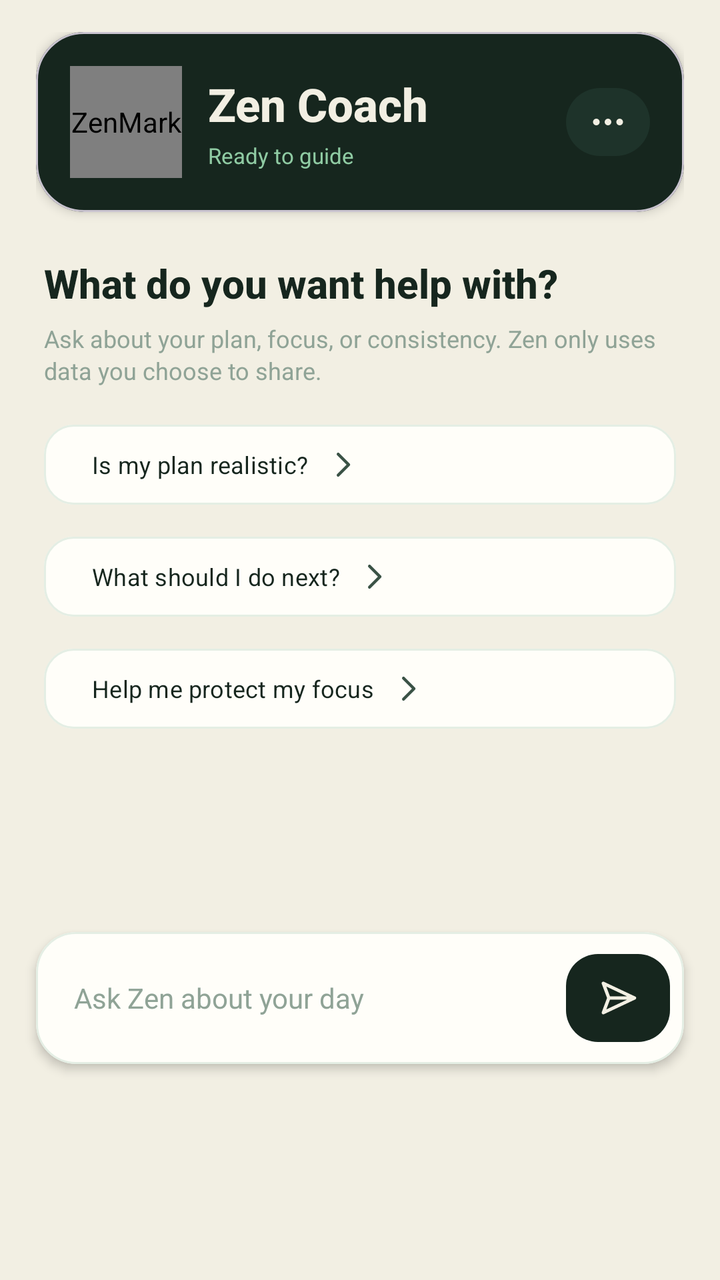
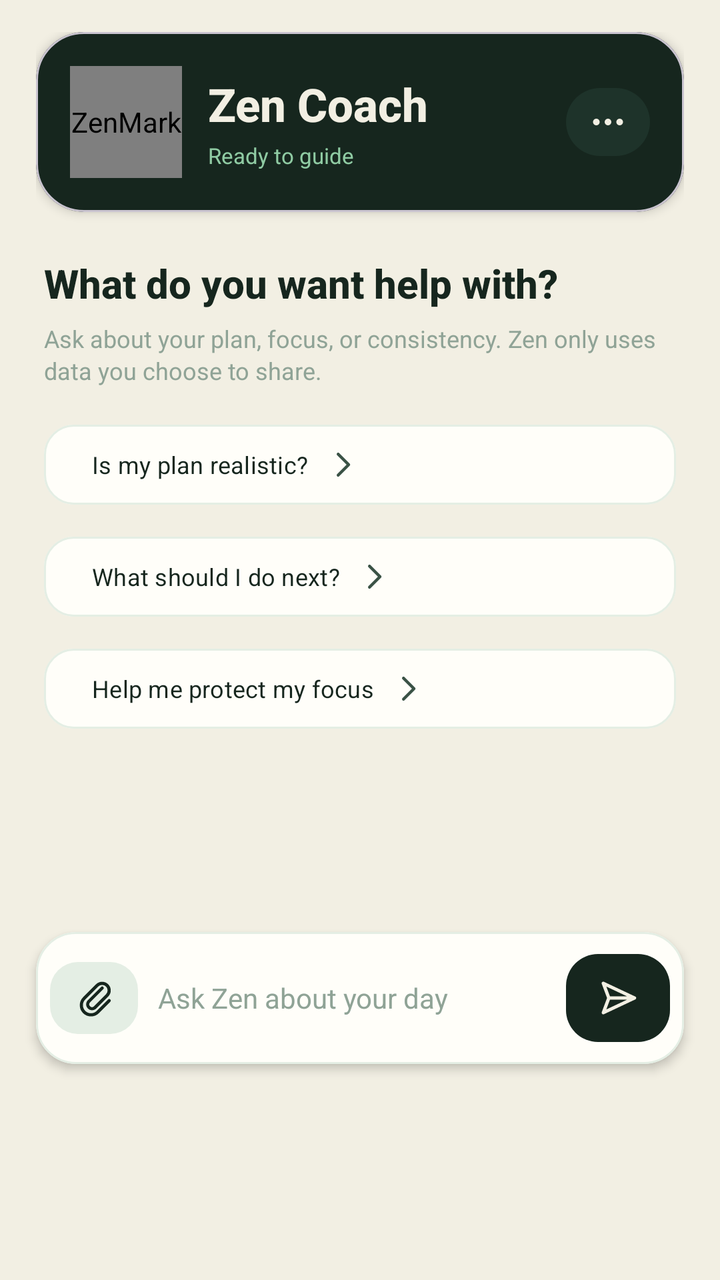

Before-and-after screenshots of an Android layout around one commit, followed by the original layout XML and the change that was made.
<!-- AndroidManifest.xml: application theme Theme.ZenMaestro -->
<!-- res/layout/fragment_coach.xml -->
<?xml version="1.0" encoding="utf-8"?>
<FrameLayout xmlns:android="http://schemas.android.com/apk/res/android"
    xmlns:app="http://schemas.android.com/apk/res-auto"
    android:layout_width="match_parent"
    android:layout_height="match_parent"
    android:background="@color/chalk_white">

    <LinearLayout
        android:layout_width="match_parent"
        android:layout_height="match_parent"
        android:layout_marginBottom="@dimen/bottom_navigation_height"
        android:orientation="vertical">

        <androidx.core.widget.NestedScrollView
            android:id="@+id/coachScroll"
            android:layout_width="match_parent"
            android:layout_height="0dp"
            android:layout_weight="1"
            android:clipToPadding="false"
            android:fillViewport="true"
            android:overScrollMode="never">

            <LinearLayout
                android:layout_width="match_parent"
                android:layout_height="wrap_content"
                android:orientation="vertical"
                android:paddingStart="18dp"
                android:paddingTop="16dp"
                android:paddingEnd="18dp"
                android:paddingBottom="18dp">

                <com.google.android.material.card.MaterialCardView
                    android:layout_width="match_parent"
                    android:layout_height="wrap_content"
                    app:cardBackgroundColor="@color/chalkboard"
                    app:cardCornerRadius="24dp"
                    app:cardElevation="3dp">

                    <LinearLayout
                        android:layout_width="match_parent"
                        android:layout_height="wrap_content"
                        android:gravity="center_vertical"
                        android:orientation="horizontal"
                        android:padding="17dp">

                        <com.zenmaestro.app.ZenMarkView
                            android:layout_width="56dp"
                            android:layout_height="56dp"
                            android:contentDescription="@string/zen_mark" />

                        <LinearLayout
                            android:layout_width="0dp"
                            android:layout_height="wrap_content"
                            android:layout_marginStart="13dp"
                            android:layout_weight="1"
                            android:orientation="vertical">

                            <TextView
                                android:layout_width="wrap_content"
                                android:layout_height="wrap_content"
                                android:fontFamily="sans-serif-medium"
                                android:text="@string/coach_title"
                                android:textColor="@color/chalk_white"
                                android:textSize="23sp"
                                android:textStyle="bold" />

                            <TextView
                                android:layout_width="wrap_content"
                                android:layout_height="wrap_content"
                                android:layout_marginTop="3dp"
                                android:text="@string/coach_ready"
                                android:textColor="@color/sage_green"
                                android:textSize="11sp" />
                        </LinearLayout>

                        <com.google.android.material.button.MaterialButton
                            android:id="@+id/coachMenuButton"
                            android:layout_width="42dp"
                            android:layout_height="42dp"
                            android:contentDescription="@string/coach_options"
                            android:minWidth="0dp"
                            android:text=""
                            app:backgroundTint="@color/chalkboard_light"
                            app:cornerRadius="21dp"
                            app:icon="@drawable/ic_more_horizontal"
                            app:iconGravity="textStart"
                            app:iconPadding="0dp"
                            app:iconSize="20dp"
                            app:iconTint="@color/chalk_white" />
                    </LinearLayout>
                </com.google.android.material.card.MaterialCardView>

                <LinearLayout
                    android:id="@+id/welcomeContainer"
                    android:layout_width="match_parent"
                    android:layout_height="wrap_content"
                    android:orientation="vertical"
                    android:paddingStart="4dp"
                    android:paddingTop="22dp"
                    android:paddingEnd="4dp">

                    <TextView
                        android:layout_width="wrap_content"
                        android:layout_height="wrap_content"
                        android:fontFamily="sans-serif-medium"
                        android:text="@string/coach_welcome_title"
                        android:textColor="@color/chalkboard"
                        android:textSize="20sp"
                        android:textStyle="bold" />

                    <TextView
                        android:layout_width="match_parent"
                        android:layout_height="wrap_content"
                        android:layout_marginTop="6dp"
                        android:lineSpacingExtra="2dp"
                        android:text="@string/coach_welcome_message"
                        android:textColor="@color/sage"
                        android:textSize="12sp" />

                    <com.google.android.material.button.MaterialButton
                        android:id="@+id/realisticPromptButton"
                        style="@style/Widget.Material3.Button.TonalButton"
                        android:layout_width="match_parent"
                        android:layout_height="48dp"
                        android:layout_marginTop="15dp"
                        android:gravity="center_vertical|start"
                        android:text="@string/prompt_realistic"
                        android:textAllCaps="false"
                        android:textColor="@color/chalkboard"
                        android:textSize="12sp"
                        app:backgroundTint="@color/paper_white"
                        app:cornerRadius="15dp"
                        app:icon="@drawable/ic_chevron_right"
                        app:iconGravity="textEnd"
                        app:iconTint="@color/chalk_line"
                        app:strokeColor="@color/sage_tint"
                        app:strokeWidth="1dp" />

                    <com.google.android.material.button.MaterialButton
                        android:id="@+id/nextPromptButton"
                        style="@style/Widget.Material3.Button.TonalButton"
                        android:layout_width="match_parent"
                        android:layout_height="48dp"
                        android:layout_marginTop="8dp"
                        android:gravity="center_vertical|start"
                        android:text="@string/prompt_next"
                        android:textAllCaps="false"
                        android:textColor="@color/chalkboard"
                        android:textSize="12sp"
                        app:backgroundTint="@color/paper_white"
                        app:cornerRadius="15dp"
                        app:icon="@drawable/ic_chevron_right"
                        app:iconGravity="textEnd"
                        app:iconTint="@color/chalk_line"
                        app:strokeColor="@color/sage_tint"
                        app:strokeWidth="1dp" />

                    <com.google.android.material.button.MaterialButton
                        android:id="@+id/focusPromptButton"
                        style="@style/Widget.Material3.Button.TonalButton"
                        android:layout_width="match_parent"
                        android:layout_height="48dp"
                        android:layout_marginTop="8dp"
                        android:gravity="center_vertical|start"
                        android:text="@string/prompt_focus"
                        android:textAllCaps="false"
                        android:textColor="@color/chalkboard"
                        android:textSize="12sp"
                        app:backgroundTint="@color/paper_white"
                        app:cornerRadius="15dp"
                        app:icon="@drawable/ic_chevron_right"
                        app:iconGravity="textEnd"
                        app:iconTint="@color/chalk_line"
                        app:strokeColor="@color/sage_tint"
                        app:strokeWidth="1dp" />
                </LinearLayout>

                <TextView
                    android:id="@+id/coachOfflineBanner"
                    android:layout_width="match_parent"
                    android:layout_height="wrap_content"
                    android:layout_marginTop="14dp"
                    android:background="@color/sage_tint"
                    android:drawableStart="@drawable/ic_wifi_off"
                    android:drawablePadding="9dp"
                    android:gravity="center_vertical"
                    android:padding="13dp"
                    android:text="@string/coach_connection_issue"
                    android:textColor="@color/chalk_line"
                    android:textSize="11sp"
                    android:visibility="gone" />

                <LinearLayout
                    android:id="@+id/chatList"
                    android:layout_width="match_parent"
                    android:layout_height="wrap_content"
                    android:layout_marginTop="8dp"
                    android:orientation="vertical" />
            </LinearLayout>
        </androidx.core.widget.NestedScrollView>

        <com.google.android.material.card.MaterialCardView
            android:layout_width="match_parent"
            android:layout_height="wrap_content"
            android:layout_marginStart="18dp"
            android:layout_marginEnd="18dp"
            android:layout_marginBottom="12dp"
            app:cardBackgroundColor="@color/paper_white"
            app:cardCornerRadius="20dp"
            app:cardElevation="3dp"
            app:strokeColor="@color/sage_tint"
            app:strokeWidth="1dp">

            <LinearLayout
                android:layout_width="match_parent"
                android:layout_height="wrap_content"
                android:gravity="center_vertical"
                android:orientation="horizontal"
                android:padding="7dp">

                <EditText
                    android:id="@+id/chatInput"
                    android:layout_width="0dp"
                    android:layout_height="52dp"
                    android:layout_weight="1"
                    android:background="@null"
                    android:hint="@string/ask_zen_hint"
                    android:imeOptions="actionSend"
                    android:inputType="textCapSentences|textMultiLine"
                    android:maxLines="3"
                    android:paddingHorizontal="12dp"
                    android:textColor="@color/chalkboard"
                    android:textColorHint="@color/sage"
                    android:textDirection="firstStrong"
                    android:textSize="14sp" />

                <com.google.android.material.button.MaterialButton
                    android:id="@+id/sendButton"
                    android:layout_width="52dp"
                    android:layout_height="52dp"
                    android:contentDescription="@string/send_message"
                    android:minWidth="0dp"
                    android:text=""
                    app:backgroundTint="@color/chalkboard"
                    app:cornerRadius="16dp"
                    app:icon="@drawable/ic_send"
                    app:iconGravity="textStart"
                    app:iconPadding="0dp"
                    app:iconSize="22dp"
                    app:iconTint="@color/chalk_white" />
            </LinearLayout>
        </com.google.android.material.card.MaterialCardView>
    </LinearLayout>
</FrameLayout>
<!-- resources referenced by this layout -->
<resources>
  <color name="chalk_line">#3A5245</color>
  <color name="chalk_white">#F2EFE3</color>
  <color name="chalkboard">#16261E</color>
  <color name="chalkboard_light">#1E332A</color>
  <color name="paper_white">#FFFEF9</color>
  <color name="sage">#8FA396</color>
  <color name="sage_green">#8FCBA3</color>
  <color name="sage_tint">#E4EEE4</color>
  <dimen name="bottom_navigation_height">96dp</dimen>
  <!-- drawable ic_more_horizontal (drawable) -->
  <?xml version="1.0" encoding="utf-8"?>
  <vector xmlns:android="http://schemas.android.com/apk/res/android"
      android:width="24dp"
      android:height="24dp"
      android:viewportWidth="24"
      android:viewportHeight="24">
      <path
          android:fillColor="@color/chalkboard"
          android:pathData="M5,10a2,2 0,1 0,0 4a2,2 0,0 0,0 -4M12,10a2,2 0,1 0,0 4a2,2 0,0 0,0 -4M19,10a2,2 0,1 0,0 4a2,2 0,0 0,0 -4" />
  </vector>
  <string name="ask_zen_hint">Ask Zen about your day</string>
  <string name="coach_connection_issue">Zen couldn\'t connect. Your message is safe, and this reply uses only your plan on this device.</string>
  <string name="coach_options">Coach options</string>
  <string name="coach_ready">Ready to guide</string>
  <string name="coach_title">Zen Coach</string>
  <string name="coach_welcome_message">Ask about your plan, focus, or consistency. Zen only uses data you choose to share.</string>
  <string name="coach_welcome_title">What do you want help with?</string>
  <string name="prompt_focus">Help me protect my focus</string>
  <string name="prompt_next">What should I do next?</string>
  <string name="prompt_realistic">Is my plan realistic?</string>
  <string name="send_message">Send message</string>
  <string name="zen_mark">ZenMark</string>
  <style name="Theme.ZenMaestro" parent="Theme.Material3.Light.NoActionBar">
          <item name="colorPrimary">@color/chalkboard</item>
          <item name="colorOnPrimary">@color/chalk_white</item>
          <item name="colorSecondary">@color/sage_green</item>
          <item name="colorOnSecondary">@color/chalkboard</item>
          <item name="colorSurface">@color/chalk_white</item>
          <item name="colorOnSurface">@color/chalkboard</item>
          <item name="android:fontFamily">sans-serif</item>
          <item name="android:windowLightStatusBar">true</item>
          <item name="android:statusBarColor">@color/chalk_white</item>
          <item name="android:navigationBarColor">@color/chalk_white</item>
          <item name="android:windowActionModeOverlay">true</item>
          <item name="android:windowNoTitle">true</item>
          <item name="android:forceDarkAllowed">false</item>
      </style>
  <!-- unchanged entries left out for length: 3 -->
</resources>

<!-- the commit's change to res/layout/fragment_coach.xml (unified diff, before → after) -->
@@ -200,6 +200,83 @@
         </androidx.core.widget.NestedScrollView>
 
         <com.google.android.material.card.MaterialCardView
+            android:id="@+id/attachmentPreview"
+            android:layout_width="match_parent"
+            android:layout_height="wrap_content"
+            android:layout_marginStart="18dp"
+            android:layout_marginEnd="18dp"
+            android:layout_marginBottom="8dp"
+            android:visibility="gone"
+            app:cardBackgroundColor="@color/sage_tint"
+            app:cardCornerRadius="16dp"
+            app:cardElevation="0dp"
+            app:strokeColor="@color/sage_green"
+            app:strokeWidth="1dp">
+
+            <LinearLayout
+                android:layout_width="match_parent"
+                android:layout_height="wrap_content"
+                android:gravity="center_vertical"
+                android:orientation="horizontal"
+                android:paddingStart="14dp"
+                android:paddingTop="10dp"
+                android:paddingEnd="7dp"
+                android:paddingBottom="10dp">
+
+                <ImageView
+                    android:layout_width="30dp"
+                    android:layout_height="30dp"
+                    android:contentDescription="@null"
+                    android:padding="3dp"
+                    android:src="@drawable/ic_attach_file"
+                    app:tint="@color/chalkboard" />
+
+                <LinearLayout
+                    android:layout_width="0dp"
+                    android:layout_height="wrap_content"
+                    android:layout_marginStart="10dp"
+                    android:layout_weight="1"
+                    android:orientation="vertical">
+
+                    <TextView
+                        android:id="@+id/attachmentName"
+                        android:layout_width="match_parent"
+                        android:layout_height="wrap_content"
+                        android:ellipsize="middle"
+                        android:fontFamily="sans-serif-medium"
+                        android:maxLines="1"
+                        android:textColor="@color/chalkboard"
+                        android:textSize="13sp"
+                        android:textStyle="bold" />
+
+                    <TextView
+                        android:id="@+id/attachmentSize"
+                        android:layout_width="match_parent"
+                        android:layout_height="wrap_content"
+                        android:layout_marginTop="2dp"
+                        android:textColor="@color/chalk_line"
+                        android:textSize="11sp" />
+                </LinearLayout>
+
+                <com.google.android.material.button.MaterialButton
+                    android:id="@+id/removeAttachmentButton"
+                    android:layout_width="42dp"
+                    android:layout_height="42dp"
+                    android:contentDescription="@string/remove_attachment"
+                    android:minWidth="0dp"
+                    android:text=""
+                    app:backgroundTint="@android:color/transparent"
+                    app:cornerRadius="21dp"
+                    app:icon="@drawable/ic_close"
+                    app:iconGravity="textStart"
+                    app:iconPadding="0dp"
+                    app:iconSize="18dp"
+                    app:iconTint="@color/chalkboard" />
+            </LinearLayout>
+        </com.google.android.material.card.MaterialCardView>
+
+        <com.google.android.material.card.MaterialCardView
+            android:id="@+id/chatInputCard"
             android:layout_width="match_parent"
             android:layout_height="wrap_content"
             android:layout_marginStart="18dp"
@@ -218,6 +295,21 @@
                 android:orientation="horizontal"
                 android:padding="7dp">
 
+                <com.google.android.material.button.MaterialButton
+                    android:id="@+id/attachButton"
+                    android:layout_width="44dp"
+                    android:layout_height="44dp"
+                    android:contentDescription="@string/attach_file"
+                    android:minWidth="0dp"
+                    android:text=""
+                    app:backgroundTint="@color/sage_tint"
+                    app:cornerRadius="14dp"
+                    app:icon="@drawable/ic_attach_file"
+                    app:iconGravity="textStart"
+                    app:iconPadding="0dp"
+                    app:iconSize="21dp"
+                    app:iconTint="@color/chalkboard" />
+
                 <EditText
                     android:id="@+id/chatInput"
                     android:layout_width="0dp"
@@ -228,7 +320,7 @@
                     android:imeOptions="actionSend"
                     android:inputType="textCapSentences|textMultiLine"
                     android:maxLines="3"
-                    android:paddingHorizontal="12dp"
+                    android:paddingHorizontal="10dp"
                     android:textColor="@color/chalkboard"
                     android:textColorHint="@color/sage"
                     android:textDirection="firstStrong"
<!-- resource entries referenced after the edit -->
@@ -9,6 +9,35 @@
   <color name="sage_green">#8FCBA3</color>
   <color name="sage_tint">#E4EEE4</color>
   <dimen name="bottom_navigation_height">96dp</dimen>
+  <!-- drawable ic_attach_file (drawable) -->
+  <?xml version="1.0" encoding="utf-8"?>
+  <vector xmlns:android="http://schemas.android.com/apk/res/android"
+      android:width="24dp"
+      android:height="24dp"
+      android:viewportWidth="24"
+      android:viewportHeight="24">
+      <path
+          android:fillColor="@android:color/transparent"
+          android:pathData="M16.5,6.5L8.7,14.3a2.5,2.5 0,0 0,3.5 3.5l7.1,-7.1a4,4 0,0 0,-5.7 -5.7L6.2,12.4a5.5,5.5 0,0 0,7.8 7.8l6.5,-6.5"
+          android:strokeColor="@color/chalkboard"
+          android:strokeLineCap="round"
+          android:strokeLineJoin="round"
+          android:strokeWidth="1.8" />
+  </vector>
+  <!-- drawable ic_close (drawable) -->
+  <?xml version="1.0" encoding="utf-8"?>
+  <vector xmlns:android="http://schemas.android.com/apk/res/android"
+      android:width="24dp"
+      android:height="24dp"
+      android:viewportWidth="24"
+      android:viewportHeight="24">
+      <path
+          android:fillColor="@android:color/transparent"
+          android:pathData="M18,6L6,18M6,6L18,18"
+          android:strokeColor="@color/chalkboard"
+          android:strokeLineCap="round"
+          android:strokeWidth="2" />
+  </vector>
   <!-- drawable ic_more_horizontal (drawable) -->
   <?xml version="1.0" encoding="utf-8"?>
   <vector xmlns:android="http://schemas.android.com/apk/res/android"
@@ -21,6 +50,7 @@
           android:pathData="M5,10a2,2 0,1 0,0 4a2,2 0,0 0,0 -4M12,10a2,2 0,1 0,0 4a2,2 0,0 0,0 -4M19,10a2,2 0,1 0,0 4a2,2 0,0 0,0 -4" />
   </vector>
   <string name="ask_zen_hint">Ask Zen about your day</string>
+  <string name="attach_file">Attach image or file</string>
   <string name="coach_connection_issue">Zen couldn\'t connect. Your message is safe, and this reply uses only your plan on this device.</string>
   <string name="coach_options">Coach options</string>
   <string name="coach_ready">Ready to guide</string>
@@ -30,6 +60,7 @@
   <string name="prompt_focus">Help me protect my focus</string>
   <string name="prompt_next">What should I do next?</string>
   <string name="prompt_realistic">Is my plan realistic?</string>
+  <string name="remove_attachment">Remove attachment</string>
   <string name="send_message">Send message</string>
   <string name="zen_mark">ZenMark</string>
   <style name="Theme.ZenMaestro" parent="Theme.Material3.Light.NoActionBar">
@@ -45,7 +76,7 @@
           <item name="android:navigationBarColor">@color/chalk_white</item>
           <item name="android:windowActionModeOverlay">true</item>
           <item name="android:windowNoTitle">true</item>
-          <item name="android:forceDarkAllowed">false</item>
+          <item name="android:forceDarkAllowed" tools:targetApi="29">false</item>
       </style>
   <!-- unchanged entries left out for length: 3 -->
 </resources>
